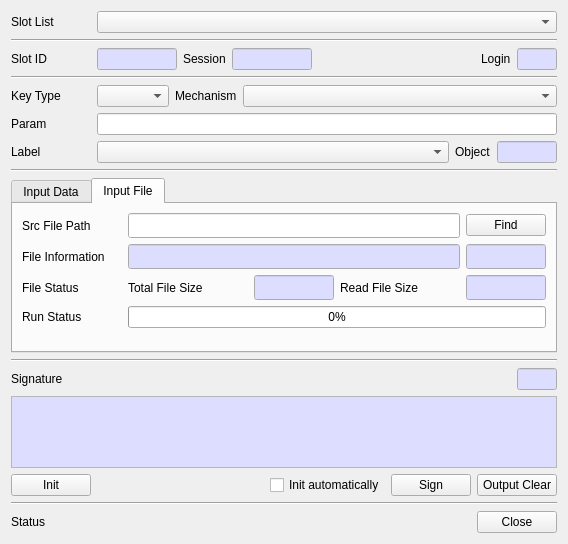
Before: the Qt Designer form CryptokiMan/sign_dlg.ui in jykim74/CryptokiMan, drawn with Qt 5.
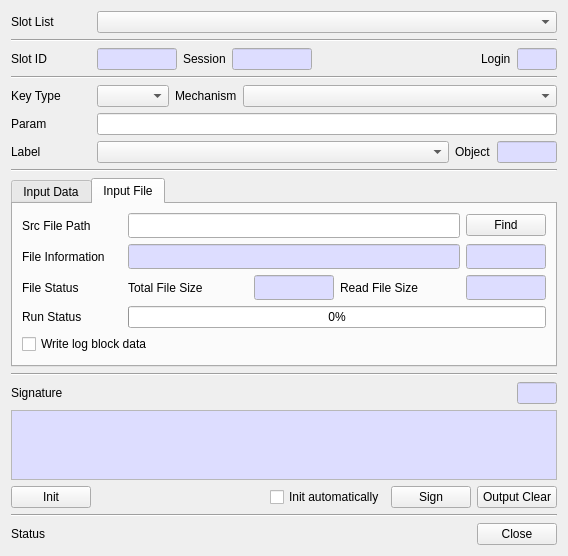
After: the same form once the commit is applied. The open tabs and pages were chosen to show the change.

The edit to the form file:
```diff
--- a/CryptokiMan/sign_dlg.ui
+++ b/CryptokiMan/sign_dlg.ui
@@ -7,7 +7,7 @@
     <x>0</x>
     <y>0</y>
     <width>568</width>
-    <height>544</height>
+    <height>551</height>
    </rect>
   </property>
   <property name="windowTitle">
@@ -986,6 +986,13 @@
          </item>
         </layout>
        </item>
+       <item>
+        <widget class="QCheckBox" name="mWriteLogCheck">
+         <property name="text">
+          <string>Write log block data</string>
+         </property>
+        </widget>
+       </item>
        <item>
         <spacer name="verticalSpacer">
          <property name="orientation">
```
Left out of the diff: 2 changed lines with no effect on the pictures.
